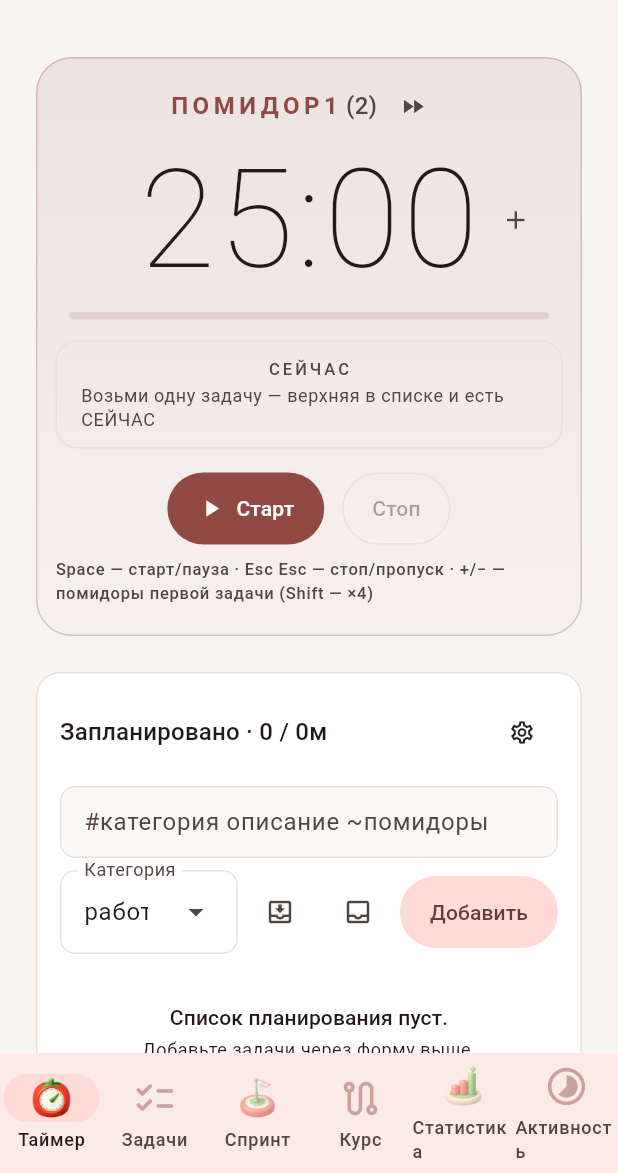
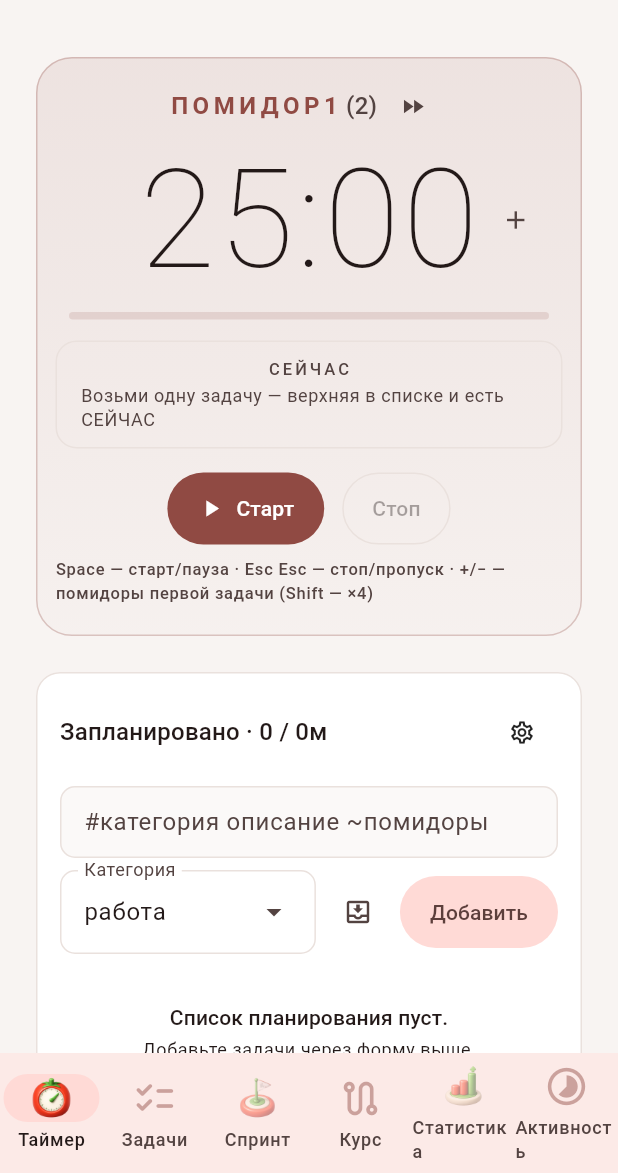
Before and after one commit to zFannur/pomodoro_tracker, a Flutter app: the screen it shows after launch, after a tap on the "fast forward" icon, after a tap on "Пропустить", on a phone screen of 412 x 824 dp, the part 63-1236 px from its top. Run offline on Flutter 3.47's test engine with Material 3 defaults, Android fonts, the phone set to English and light mode, and no system bars; our stand-ins replace audioplayers, clock, equatable, file_picker, flutter_bloc, fpdart and 3 more; missing offline and left inert: dart:ffi, extension_google_sign_in_as_googleapis_auth, googleapis, local_notifier, win32, window_manager; statements that could not run were skipped.

Commit message:
refactor(timer): убрана кнопка «Планировщик» с экрана таймера
Планы делаются на экране «Задачи», кнопка отстала по функциональности.
Диалог планировщика остаётся доступным из «Спринта» и канбана.

```diff
--- a/lib/presentation/screens/timer_screen.dart
+++ b/lib/presentation/screens/timer_screen.dart
@@ -21,7 +21,6 @@ import '../cubits/tasks_cubit.dart';
 import '../cubits/timer_cubit.dart';
 import '../widgets/common.dart';
 import 'activity_screen.dart' show formatActivityDuration, formatActivityName;
-import 'planner_dialog.dart';
 import '../widgets/kanban_board.dart';
 
 /// Главная страница: таймер + «Запланировано» + «Сделано» — один поток,
@@ -593,7 +592,6 @@ class _TodoSection extends StatelessWidget {
                 toPlanner: true,
                 toSprint: true,
               ),
-              plannerButton: true,
             ),
             const SizedBox(height: 12),
             KanbanBoard(),
@@ -654,7 +652,6 @@ class _TodoSection extends StatelessWidget {
               fallbackCategory: category,
               toPlanner: true,
             ),
-            plannerButton: true,
           ),
           const SizedBox(height: 8),
           if (tasksState.todo.length > 3)
@@ -1375,12 +1372,10 @@ class _AddTaskForm extends StatefulWidget {
   const _AddTaskForm({
     required this.onSubmit,
     this.onSubmitInbox,
-    this.plannerButton = false,
   });
 
   final void Function(String category, String text) onSubmit;
   final void Function(String category, String text)? onSubmitInbox;
-  final bool plannerButton;
 
   @override
   State<_AddTaskForm> createState() => _AddTaskFormState();
@@ -1452,22 +1447,6 @@ class _AddTaskFormState extends State<_AddTaskForm> {
           icon: const Icon(Icons.move_to_inbox_outlined, size: 20),
           onPressed: _submitInbox,
         ),
-      ],
-      if (widget.plannerButton) ...[
-        const SizedBox(width: 4),
-        // На телефоне без подписи: с ней ряд не помещался по ширине.
-        if (narrow)
-          IconButton(
-            tooltip: S.planner,
-            icon: const Icon(Icons.inbox_outlined, size: 20),
-            onPressed: () => showPlannerDialog(context),
-          )
-        else
-          OutlinedButton.icon(
-            icon: const Icon(Icons.inbox_outlined, size: 16),
-            label: Text(S.planner),
-            onPressed: () => showPlannerDialog(context),
-          ),
       ],
     ];
     final add = FilledButton.tonal(onPressed: _submit, child: Text(S.add));
```
Also changed, not shown: 1 other file.
